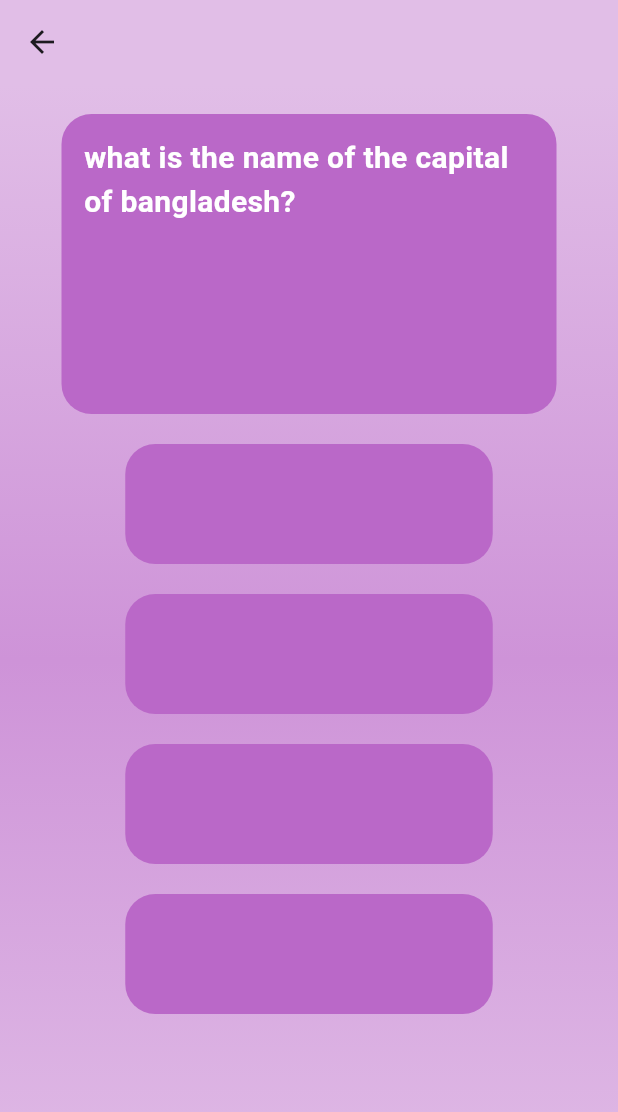
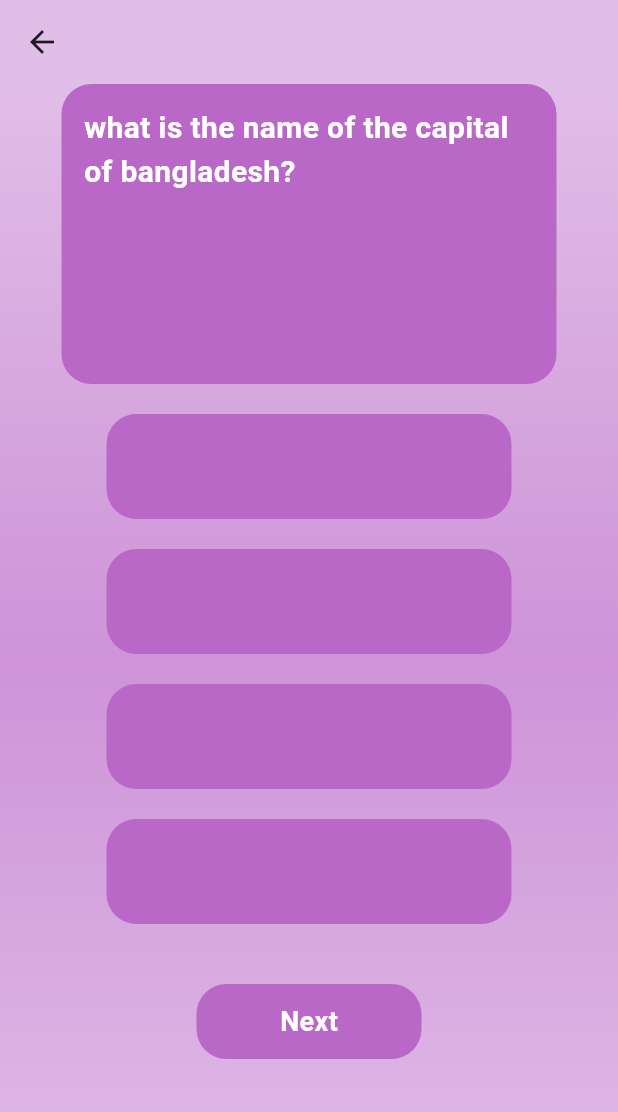
Before and after one commit to sohasara/Quiz-App, a Flutter app: the SportsPage screen opened directly, on a phone screen of 412 x 824 dp. Shown: the top 1112 px of the screen. Run offline on Flutter 3.47's test engine with Material 3 defaults, Android fonts, the phone set to English and light mode, and no system bars.

Commit message:
add next BUtton

```diff
--- a/lib/ui/details/sports.dart
+++ b/lib/ui/details/sports.dart
@@ -25,9 +25,6 @@ class SportsPage extends StatelessWidget {
         ),
         child: Column(
           children: [
-            const SizedBox(
-              height: 20,
-            ),
             Container(
               padding: const EdgeInsets.all(15),
               height: 200,
@@ -46,7 +43,7 @@ class SportsPage extends StatelessWidget {
               ),
             ),
             SizedBox(
-              width: 245,
+              width: 270,
               height: 400,
               child: ListView.builder(
                 itemCount: 4,
@@ -56,7 +53,7 @@ class SportsPage extends StatelessWidget {
                       top: 20.0,
                     ),
                     child: Container(
-                      height: 80,
+                      height: 70,
                       width: 50,
                       decoration: BoxDecoration(
                         color: Colors.purple[300],
@@ -66,6 +63,24 @@ class SportsPage extends StatelessWidget {
                   );
                 },
               ),
+            ),
+            Container(
+              height: 50,
+              width: 150,
+              decoration: BoxDecoration(
+                color: Colors.purple[300],
+                borderRadius: BorderRadius.circular(20),
+              ),
+              child: const Center(
+                child: Text(
+                  'Next',
+                  style: TextStyle(
+                    color: Colors.white,
+                    fontWeight: FontWeight.w700,
+                    fontSize: 18,
+                  ),
+                ),
+              ),
             )
           ],
         ),
```
